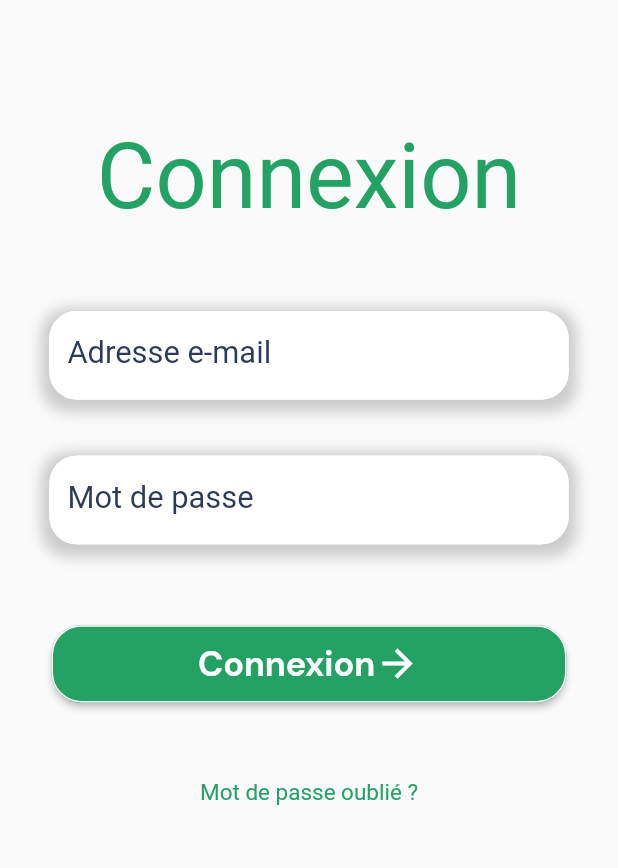
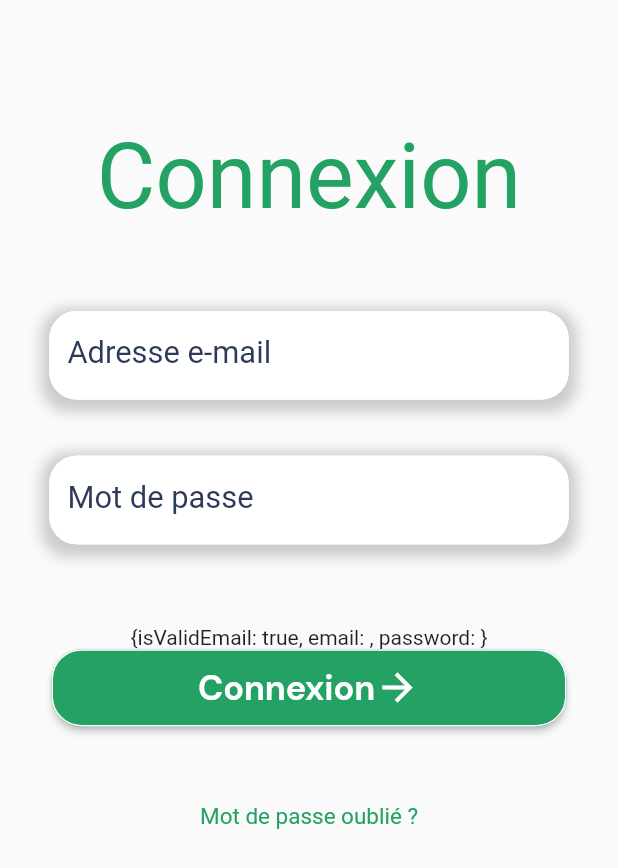
Before and after one commit to MarikaGomez/JOYA, a Flutter app: the screen it shows after launch, after a tap on "Connexion", on a phone screen of 412 x 824 dp. Shown: the top 868 px of the screen. Run offline on Flutter 3.47's test engine with Material 2 defaults, Android fonts, the phone set to English and light mode, and no system bars; our stand-ins replace dio, shared_preferences; missing offline and left inert: qr_code_scanner; network calls fail; Roboto replaces fonts that are missing (DMSans-Bold.ttf, DMSans-Regular).

Commit message:
LOGIN BLOC

```diff
--- /dev/null
+++ b/lib/bloc/LoginBloc.dart
@@ -0,0 +1,52 @@
+import 'dart:async';
+import 'dart:convert';
+import 'dart:convert' as convert;
+import 'package:joya/data/repositories/joya/auth.dart';
+import 'package:joya/data/services/api/joya/auth.dart';
+
+
+import 'bloc.dart';
+
+class LoginBloc extends Bloc {
+  AuthRepository _authRepository = AuthRepository(authService: AuthService());
+
+  Map<String, dynamic> _dataInstance = {
+    "isValidEmail": true,
+    "email": "",
+    "password": ""
+  };
+  var _streamController = StreamController<Map<String, dynamic>>();
+
+  Sink<Map<String, dynamic>> get sink => _streamController.sink;
+
+  Stream<Map<String, dynamic>> get stream => _streamController.stream;
+
+  LoginBloc() {
+    sink.add(_dataInstance);
+  }
+
+  setByKey(String key, String value) {
+    _dataInstance[key] = value;
+    sink.add(_dataInstance);
+  }
+  setIsValidEmail(bool newInstance){
+    _dataInstance["isValidEmail"] = newInstance;
+    sink.add(_dataInstance);
+  }
+
+  login() async {
+    print("salut fdp je te baise ta mere");
+    print(_dataInstance["email"]);
+    print(_dataInstance["password"]);
+    try {
+      _authRepository.login(
+          email: _dataInstance["email"], password: _dataInstance["password"]);
+    } catch (error) {
+      // todo show sidebar
+
+    }
+  }
+
+  @override
+  void dispose() => _streamController.close();
+}
--- /dev/null
+++ b/lib/bloc/controller/LoginBloc.dart
@@ -0,0 +1 @@
+// TODO Implement this library.
--- a/lib/main.dart
+++ b/lib/main.dart
@@ -1,4 +1,5 @@
 import 'package:flutter/material.dart';
+import 'package:joya/bloc/controller/LoginBloc.dart';
 import 'package:joya/styles/MainColorPalettes.dart';
 import 'package:joya/ui/About.dart';
 import 'package:joya/ui/ConfirmationEmail.dart';
@@ -11,6 +12,7 @@ import 'package:joya/ui/MyPlantPage.dart';
 import 'package:joya/ui/QrCode.dart';
 import 'package:joya/ui/QrCodeScan.dart';
 import 'package:joya/ui/StorePage.dart';
+import 'bloc/LoginBloc.dart';
 import 'bloc/bloc_provider.dart';
 import 'bloc/controller/RequestBloc.dart';
 
@@ -37,8 +39,9 @@ class MyApp extends StatelessWidget {
             child: InscriptionPage(
                 isIOSPlatform: isIOS,
                 debugShowCheckedModeBanner: debugShowCheckedModeBanner)),
-        'signin': (BuildContext context) => BlocProvider<RequestBloc>(
-            bloc: RequestBloc(),
+
+        'signin': (BuildContext context) => BlocProvider<LoginBloc>(
+            bloc: LoginBloc(),
             child: Login(
                 isIOSPlatform: isIOS,
                 debugShowCheckedModeBanner: debugShowCheckedModeBanner)),
--- a/lib/ui/Login.dart
+++ b/lib/ui/Login.dart
@@ -1,11 +1,14 @@
 import 'package:flutter/cupertino.dart';
 import 'package:flutter/gestures.dart';
 import 'package:flutter/material.dart';
+import 'package:joya/bloc/LoginBloc.dart';
 import 'package:joya/bloc/bloc_provider.dart';
+import 'package:joya/bloc/controller/LoginBloc.dart';
 import 'package:joya/bloc/controller/RequestBloc.dart';
 import 'package:joya/component/ButtonComponent.dart';
 import 'package:joya/component/ScaffoldComponent.dart';
 import 'package:joya/component/TextFieldComponent.dart';
+import 'package:joya/data/services/device/local_storage_service.dart';
 import 'package:joya/extensionType/extendType.dart';
 import 'package:joya/styles/MainColorPalettes.dart';
 import 'package:joya/styles/MainTextPalettes.dart';
@@ -21,9 +24,12 @@ class Login extends StatelessWidget {
   Login(
       {required this.isIOSPlatform, required this.debugShowCheckedModeBanner});
 
+
+
   @override
   Widget build(BuildContext context) {
-    final bloc = BlocProvider.of<RequestBloc>(context);
+
+    final bloc = BlocProvider.of<LoginBloc>(context);
     if (this.isIOSPlatform) {
       return ScaffoldComponent(
           enumerateCategoriesScaffold: EnumerateCategoriesScaffold.noCurvedBar,
@@ -66,9 +72,16 @@ class Login extends StatelessWidget {
     5,
     ),
     child: TextFieldComponent(
-                                    methode: (data) {
-                                      bloc?.setIsValidEmail(
-                                          data.isValidEmail());
+
+    methode: (data) async {
+
+    if (data.isValidEmail()){
+    bloc?.setIsValidEmail(data.isValidEmail());
+    bloc?.setByKey("email", data);
+
+    }else{
+    bloc?.setIsValidEmail(data.isValidEmail());
+    }
     },
     text:
     "${MainTextPalettes.textFr["EMAIL_LABEL_DEFAULT_TEXTFIELD"]}",
@@ -85,8 +98,11 @@ class Login extends StatelessWidget {
     5,
     ),
     child: TextFieldComponent(
-                                    methode: (data) {
+
+    methode: (data) async {
     print(data);
+    bloc?.setByKey("password", data);
+
     },
     text:
     "${MainTextPalettes.textFr["PASSWORD_LABEL_DEFAULT_TEXTFIELD"]}",
@@ -104,9 +120,15 @@ class Login extends StatelessWidget {
     EnumerateCategoriesButton
         .typeButtonTextAndIconRight,
     isIOSPlatform: isIOSPlatform,
-                                methode: () => {
-                                  Navigator.pushNamed(
-                                      context, 'homeWithoutSensor')
+
+    methode: () async {
+    bloc?.login();
+
+
+    LocalStorageService localstorageservice = LocalStorageService();
+    var c = await localstorageservice.getString(LocalStorageService.cookies);
+    print(c);
+
     },
     colorBorder:
     MainColorPalettes.colorsThemeMultiple[5]!,
@@ -192,6 +214,14 @@ class Login extends StatelessWidget {
     methode: (data) {
     bloc?.setIsValidEmail(
     data.isValidEmail());
+
+    if (data.isValidEmail()){
+    bloc?.setIsValidEmail(data.isValidEmail());
+    bloc?.setByKey("email", data);
+
+    }else{
+    bloc?.setIsValidEmail(data.isValidEmail());
+    }
     },
     text:
     "${MainTextPalettes.textFr["EMAIL_LABEL_DEFAULT_TEXTFIELD"]}",
@@ -208,7 +238,12 @@ class Login extends StatelessWidget {
     5,
     ),
     child: TextFieldComponent(
-                                    methode: (test) => {},
+
+    methode: (data) async {
+    print(data);
+    bloc?.setByKey("password", data);
+
+    },
     text:
     "${MainTextPalettes.textFr["PASSWORD_LABEL_DEFAULT_TEXTFIELD"]}",
     isValid: true,
@@ -218,6 +253,9 @@ class Login extends StatelessWidget {
     SizedBox(
     height: MediaQuery.of(context).size.height / 25,
     ),
+    Text(
+    "${snapshot.data}"
+    ),
     ButtonComponent(
     text: MainTextPalettes.textFr[
     "CONNEXION_BUTTON_DEFAULT_TEXTFIELD"],
@@ -225,9 +263,15 @@ class Login extends StatelessWidget {
     EnumerateCategoriesButton
         .typeButtonTextAndIconRight,
     isIOSPlatform: isIOSPlatform,
-                                methode: () => {
-                                  Navigator.pushNamed(
-                                      context, 'homeWithoutSensor')
+
+    methode: () async {
+    bloc?.login();
+
+
+    LocalStorageService localstorageservice = LocalStorageService();
+    var c = await localstorageservice.getString(LocalStorageService.cookies);
+    print(c);
+
     },
     colorBorder:
     MainColorPalettes.colorsThemeMultiple[5]!,
```
Also changed, not shown: pubspec.lock. Lines whose indentation alone changed are shown as unchanged.
